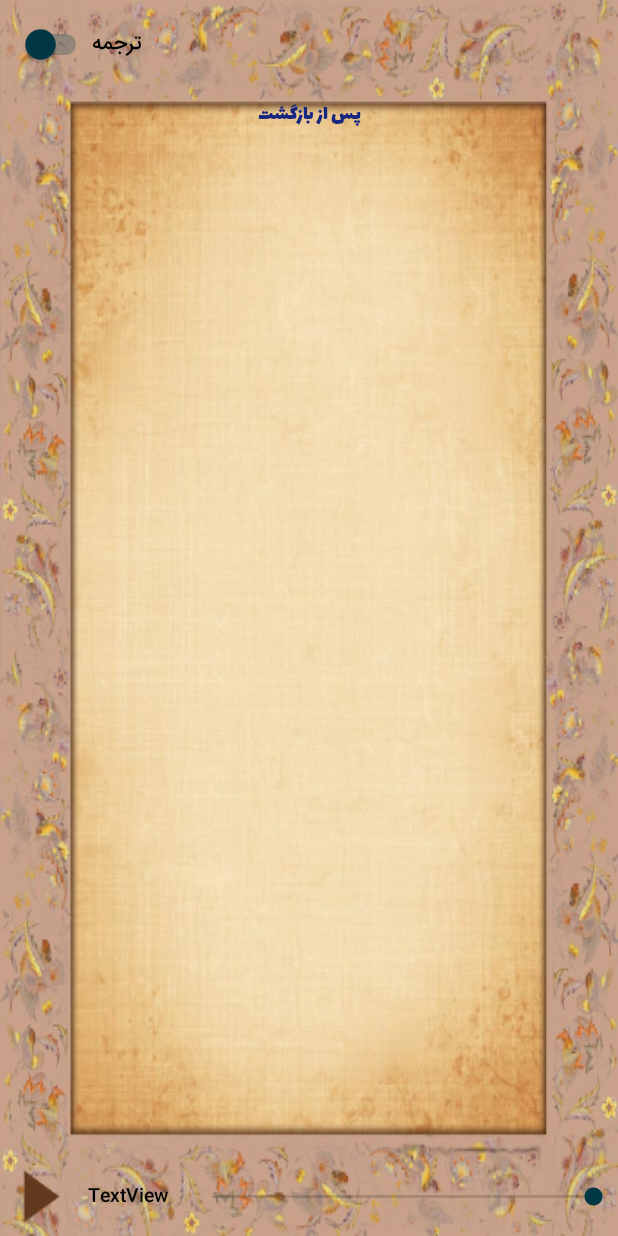
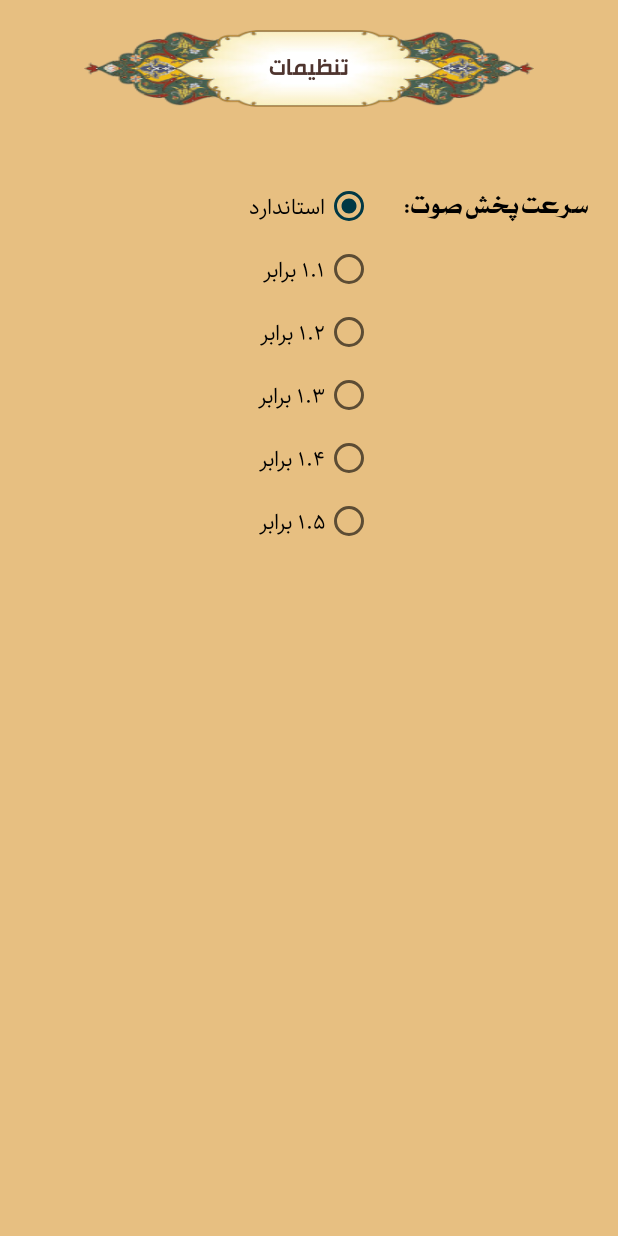
Before and after one commit to worldsat/esteghfar, an Android app: the MainActivity screen opened directly, with no data from a screen before it, after a tap on "بعد از سفر", on a phone screen of 412 x 824 dp. Run offline under Robolectric (Android 15) with nearby library versions, the phone set to English and light mode, and no system bars; libraries missing offline, so code that uses them is left out: com.afollestad.materialdialogs; pictures from the network do not load.

Commit message:
سرعت پخش و تنظیمات

```diff
--- a/app/build.gradle
+++ b/app/build.gradle
@@ -5,10 +5,10 @@ android {
     buildToolsVersion "29.0.1"
     defaultConfig {
         applicationId "com.jamali.esteghfar70"
-        minSdkVersion 18
+        minSdkVersion 16
         targetSdkVersion 29
-        versionCode 7
-        versionName "1.0"
+        versionCode 8
+        versionName "1.1.0"
         testInstrumentationRunner "androidx.test.runner.AndroidJUnitRunner"
     }
     buildTypes {
--- a/app/src/main/AndroidManifest.xml
+++ b/app/src/main/AndroidManifest.xml
@@ -20,7 +20,7 @@
             </intent-filter>
         </activity>
         <activity android:name="com.jamali.esteghfar70.Activity.MiddleActivity" android:screenOrientation="portrait" />
-        <activity android:name="com.jamali.esteghfar70.Activity.AfterActivity" android:screenOrientation="portrait"  />
+        <activity android:name="com.jamali.esteghfar70.Activity.SettingsActivity" android:screenOrientation="portrait"  />
         <activity android:name="com.jamali.esteghfar70.Activity.BeforeActivity" android:screenOrientation="portrait" />
         <activity android:name="com.jamali.esteghfar70.Activity.ShowMiddleActivity" android:screenOrientation="portrait" >
 
--- a/app/src/main/java/com/jamali/esteghfar70/Activity/AfterActivity.java
+++ /dev/null
@@ -1,54 +0,0 @@
-package com.jamali.esteghfar70.Activity;
-
-import android.os.Bundle;
-import android.view.View;
-
-import com.jamali.esteghfar70.Adapter.AfterListAdapter;
-import com.jamali.esteghfar70.Domain.AfterList;
-import com.jamali.esteghfar70.Kernel.Activity.BaseActivity;
-import com.jamali.esteghfar70.Kernel.Controller.Interface.CallbackGet;
-import com.jamali.esteghfar70.R;
-
-import java.util.ArrayList;
-import java.util.Collection;
-
-import androidx.recyclerview.widget.LinearLayoutManager;
-import androidx.recyclerview.widget.RecyclerView;
-
-public class AfterActivity extends BaseActivity {
-    private RecyclerView recyclerView;
-    private RecyclerView.Adapter adapter;
-    private ArrayList<AfterList> response = new ArrayList<>();
-    @Override
-    protected void onCreate(Bundle savedInstanceState) {
-        super.onCreate(savedInstanceState);
-        setContentView(R.layout.activity_middle);
-        getWindow().getDecorView().setLayoutDirection(View.LAYOUT_DIRECTION_RTL);
-        initview();
-        setVariable();
-    }
-
-    private void setVariable() {
-        controller().Get(AfterList.class, null, 0, 0, true, new CallbackGet() {
-            @Override
-            public <T> void onSuccess(ArrayList<T> result, int count) {
-
-                LinearLayoutManager linearLayoutManager = new LinearLayoutManager(AfterActivity.this);
-                recyclerView.setLayoutManager(linearLayoutManager);
-                response.addAll((Collection<? extends AfterList>) result);
-                adapter = new AfterListAdapter(response);
-                recyclerView.setAdapter(adapter);
-            }
-
-            @Override
-            public void onError(String error) {
-
-            }
-        });
-
-    }
-
-    private void initview() {
-        recyclerView = findViewById(R.id.view);
-    }
-}
--- a/app/src/main/java/com/jamali/esteghfar70/Activity/MainActivity.java
+++ b/app/src/main/java/com/jamali/esteghfar70/Activity/MainActivity.java
@@ -73,7 +73,7 @@ public class MainActivity extends BaseActivity {
             startActivity(intent);
         });
         btn3.setOnClickListener(view -> {
-            Intent intent = new Intent(MainActivity.this, AfterActivity.class);
+            Intent intent = new Intent(MainActivity.this, SettingsActivity.class);
 
             startActivity(intent);
         });
--- /dev/null
+++ b/app/src/main/java/com/jamali/esteghfar70/Activity/SettingsActivity.java
@@ -0,0 +1,90 @@
+package com.jamali.esteghfar70.Activity;
+
+import android.content.SharedPreferences;
+import android.os.Bundle;
+import android.util.Log;
+import android.view.View;
+import android.widget.RadioGroup;
+
+import com.jamali.esteghfar70.Adapter.AfterListAdapter;
+import com.jamali.esteghfar70.Domain.AfterList;
+import com.jamali.esteghfar70.Kernel.Activity.BaseActivity;
+import com.jamali.esteghfar70.Kernel.Controller.Interface.CallbackGet;
+import com.jamali.esteghfar70.R;
+
+import java.util.ArrayList;
+import java.util.Collection;
+
+import androidx.recyclerview.widget.LinearLayoutManager;
+import androidx.recyclerview.widget.RecyclerView;
+
+public class SettingsActivity extends BaseActivity {
+
+    RadioGroup rg;
+
+    @Override
+    protected void onCreate(Bundle savedInstanceState) {
+        super.onCreate(savedInstanceState);
+        setContentView(R.layout.activity_settings);
+        getWindow().getDecorView().setLayoutDirection(View.LAYOUT_DIRECTION_RTL);
+        initview();
+        setVariable();
+
+    }
+
+    private void setVariable() {
+
+        SharedPreferences sp = getApplicationContext().getSharedPreferences("Token", 0);
+        String speed = String.valueOf(sp.getFloat("speed", 1.0f));
+        Log.i(TAG, "setVariable: "+speed);
+        switch (speed) {
+            case "1.0":
+                rg.check(R.id.radioButton);
+                break;
+            case "1.1":
+                rg.check(R.id.radioButton2);
+                break;
+            case "1.2":
+                rg.check(R.id.radioButton3);
+                break;
+            case "1.3":
+                rg.check(R.id.radioButton4);
+                break;
+            case "1.4":
+                rg.check(R.id.radioButton5);
+                break;
+            case "1.5":
+                rg.check(R.id.radioButton6);
+                break;
+        }
+
+
+        rg.setOnCheckedChangeListener((group, checkedId) -> {
+            switch (checkedId) {
+                case R.id.radioButton:
+                    sp.edit().putFloat("speed", 1.0f).apply();
+                    break;
+                case R.id.radioButton2:
+                    sp.edit().putFloat("speed", 1.1f).apply();
+                    break;
+                case R.id.radioButton3:
+                    sp.edit().putFloat("speed", 1.2f).apply();
+                    break;
+                case R.id.radioButton4:
+                    sp.edit().putFloat("speed", 1.3f).apply();
+                    break;
+                case R.id.radioButton5:
+                    sp.edit().putFloat("speed", 1.4f).apply();
+                    break;
+                case R.id.radioButton6:
+                    sp.edit().putFloat("speed", 1.5f).apply();
+                    break;
+            }
+        });
+    }
+
+
+    private void initview() {
+        rg = findViewById(R.id.radioGroup);
+    }
+}
--- /dev/null
+++ b/app/src/main/res/layout/activity_settings.xml
@@ -0,0 +1,110 @@
+<?xml version="1.0" encoding="utf-8"?>
+<LinearLayout xmlns:android="http://schemas.android.com/apk/res/android"
+    xmlns:app="http://schemas.android.com/apk/res-auto"
+    android:layout_width="match_parent"
+    android:layout_height="match_parent"
+    android:background="#E7BF81"
+    android:orientation="vertical">
+
+    <Button
+        android:id="@+id/btn"
+        android:layout_width="300dp"
+        android:layout_height="51dp"
+        android:layout_gravity="center"
+        android:layout_marginStart="8dp"
+        android:layout_marginTop="20dp"
+        android:layout_marginEnd="8dp"
+        android:background="@mipmap/button"
+        android:fontFamily="@font/tunisia"
+        android:text="تنظیمات"
+        android:textColor="@color/brown_800"
+        android:textSize="18sp"
+        app:layout_constraintEnd_toEndOf="parent"
+        app:layout_constraintStart_toStartOf="parent"
+        app:layout_constraintTop_toTopOf="@+id/imageView2" />
+
+    <LinearLayout
+        android:layout_width="match_parent"
+        android:layout_height="wrap_content"
+        android:layout_gravity="start"
+        android:layout_marginStart="20dp"
+        android:layout_marginTop="40dp"
+        android:layout_marginEnd="20dp"
+        android:gravity="start"
+        android:orientation="horizontal">
+
+        <TextView
+            android:id="@+id/textView5"
+            android:layout_width="wrap_content"
+            android:layout_height="33dp"
+            android:layout_marginTop="10dp"
+            android:fontFamily="@font/karbalaei"
+            android:gravity="start|center_vertical"
+            android:text="سرعت پخش صوت:"
+            android:textColor="@color/black"
+            android:textSize="18sp" />
+
+        <RadioGroup
+            android:id="@+id/radioGroup"
+            android:layout_width="wrap_content"
+            android:layout_height="wrap_content"
+            android:layout_marginStart="20dp">
+
+            <RadioButton
+                android:id="@+id/radioButton"
+                android:layout_width="wrap_content"
+                android:layout_height="wrap_content"
+                android:layout_marginTop="10dp"
+                android:checked="true"
+                android:fontFamily="@font/sahel"
+                android:text="استاندارد" />
+
+            <RadioButton
+                android:id="@+id/radioButton2"
+                android:layout_width="wrap_content"
+                android:layout_height="wrap_content"
+                android:layout_marginTop="10dp"
+                android:layout_weight="1"
+                android:fontFamily="@font/sahel"
+                android:text="1.1 برابر" />
+
+            <RadioButton
+                android:id="@+id/radioButton3"
+                android:layout_width="wrap_content"
+                android:layout_height="wrap_content"
+                android:layout_marginTop="10dp"
+                android:layout_weight="1"
+                android:fontFamily="@font/sahel"
+                android:text="1.2 برابر" />
+
+            <RadioButton
+                android:id="@+id/radioButton4"
+                android:layout_width="wrap_content"
+                android:layout_height="wrap_content"
+                android:layout_marginTop="10dp"
+                android:layout_weight="1"
+                android:fontFamily="@font/sahel"
+                android:text="1.3 برابر" />
+
+            <RadioButton
+                android:id="@+id/radioButton5"
+                android:layout_width="wrap_content"
+                android:layout_height="wrap_content"
+                android:layout_marginTop="10dp"
+                android:layout_weight="1"
+                android:fontFamily="@font/sahel"
+                android:text="1.4 برابر" />
+
+            <RadioButton
+                android:id="@+id/radioButton6"
+                android:layout_width="wrap_content"
+                android:layout_height="wrap_content"
+                android:layout_marginTop="10dp"
+                android:layout_weight="1"
+                android:fontFamily="@font/sahel"
+                android:text="1.5 برابر" />
+        </RadioGroup>
+
+    </LinearLayout>
+
+</LinearLayout>
--- a/app/src/main/res/values/strings.xml
+++ b/app/src/main/res/values/strings.xml
@@ -1,5 +1,5 @@
 <resources>
-    <string name="app_name">استغفار امیرالمومنین(ع)</string>
+    <string name="app_name">استغفار 70 بندی امیرالمومنین(ع)</string>
     <string name="waiting">لطفا منتظر بمانيد&#8230;</string>
     <string name="warning">توجه!!!</string>
     <string name="ok">بله</string>
```
Also changed, not shown: app/src/main/java/com/jamali/esteghfar70/Activity/ShowMiddleActivity.java (+23 -4 lines), app/src/main/java/com/jamali/esteghfar70/Activity/SplashActivity.java (+9 -3 lines), app/src/main/res/layout/activity_middle.xml (+34 -6 lines), 2 other files.
